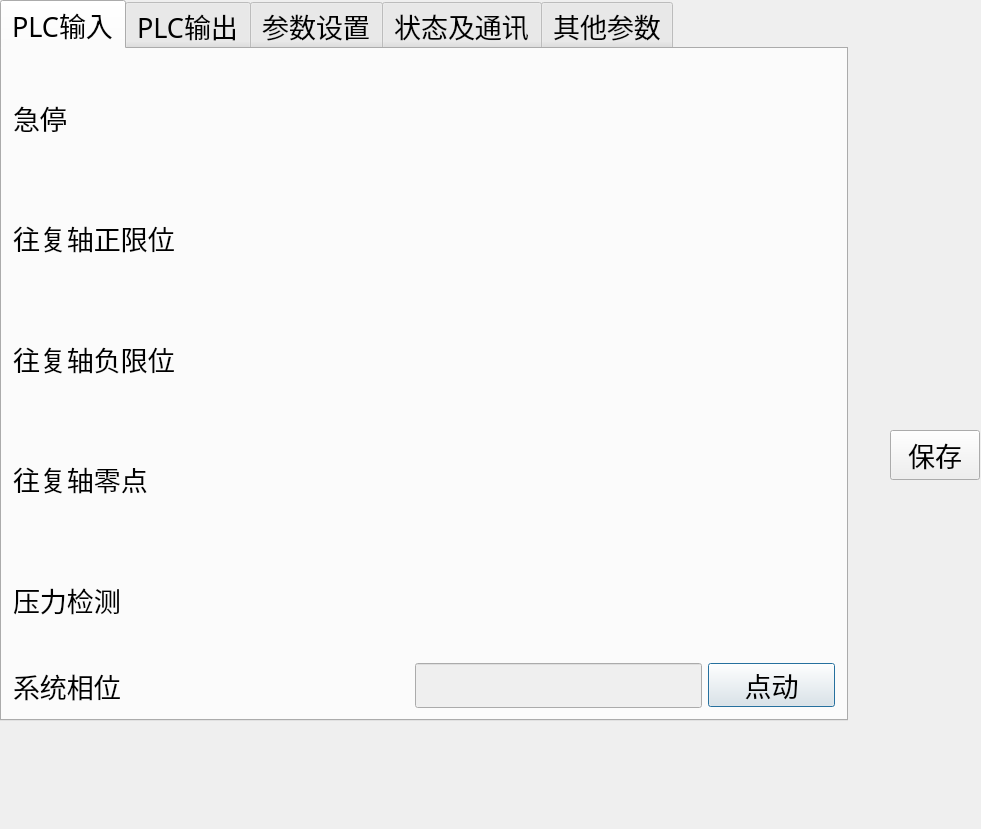
Before: the Qt Designer form PLCControl/QtPLCLibrary/QtPLCDialogClass.ui in DR-Pharm/QPrinter, drawn with Qt 5.
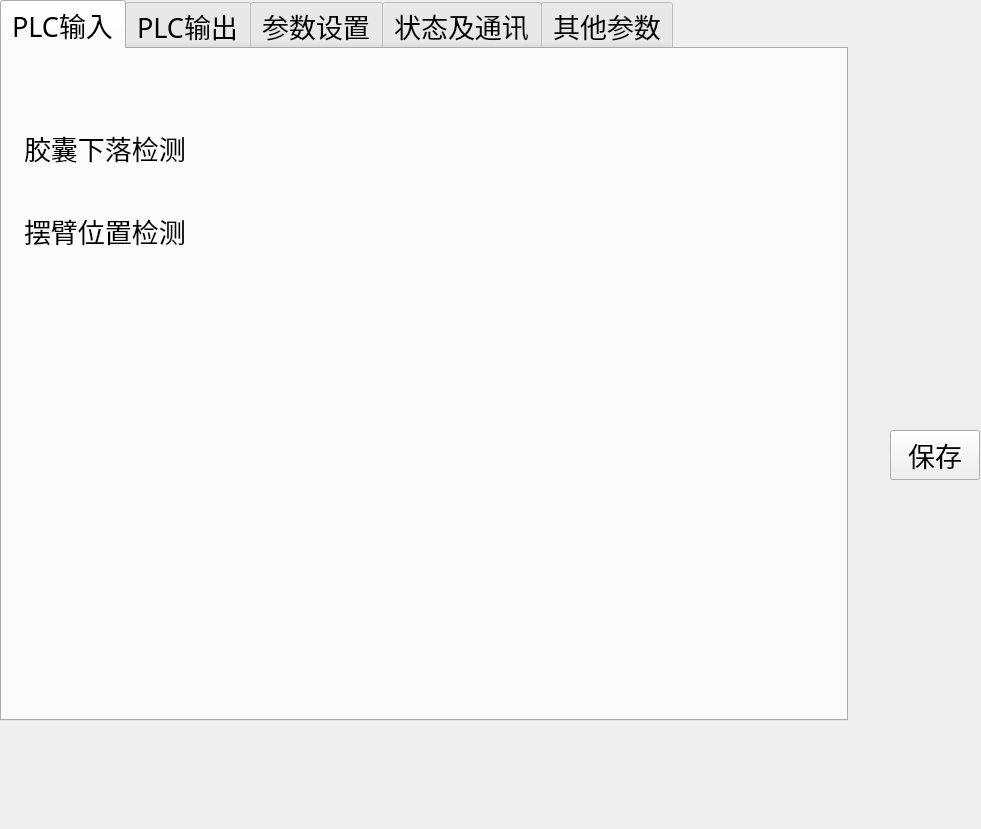
After: the same form once the commit is applied. The open tabs and pages were chosen to show the change. Icons and pictures are not drawn. Custom widgets are drawn as their Qt base class.

Diff of the .ui file:
```diff
--- a/PLCControl/QtPLCLibrary/QtPLCDialogClass.ui
+++ b/PLCControl/QtPLCLibrary/QtPLCDialogClass.ui
@@ -41,220 +41,112 @@
     <attribute name="title">
      <string>PLC输入</string>
     </attribute>
-    <layout class="QVBoxLayout" name="verticalLayout">
-     <item>
-      <layout class="QGridLayout" name="gridLayout_2">
-       <item row="0" column="0">
-        <widget class="QLabel" name="label_40">
-         <property name="text">
-          <string>急停</string>
-         </property>
-        </widget>
-       </item>
-       <item row="0" column="1">
-        <layout class="QHBoxLayout" name="horizontalLayout_2">
-         <item>
-          <widget class="QLabel" name="lb_00">
-           <property name="text">
-            <string/>
-           </property>
-           <property name="pixmap">
-            <pixmap>C:/Users/33741/Desktop/QtConsoleApplication1/QtClassLibrary1/ico/redLed.png</pixmap>
-           </property>
-          </widget>
-         </item>
-         <item>
-          <widget class="QLabel" name="lb_01">
-           <property name="text">
-            <string/>
-           </property>
-           <property name="pixmap">
-            <pixmap>C:/Users/33741/Desktop/QtConsoleApplication1/QtClassLibrary1/ico/redGreen.png</pixmap>
-           </property>
-          </widget>
-         </item>
-        </layout>
-       </item>
-       <item row="1" column="0">
-        <widget class="QLabel" name="label_11">
-         <property name="text">
-          <string>往复轴正限位</string>
-         </property>
-        </widget>
-       </item>
-       <item row="1" column="1">
-        <layout class="QHBoxLayout" name="horizontalLayout_3">
-         <item>
-          <widget class="QLabel" name="lb_11">
-           <property name="text">
-            <string/>
-           </property>
-           <property name="pixmap">
-            <pixmap>C:/Users/33741/Desktop/QtConsoleApplication1/QtClassLibrary1/ico/redGreen.png</pixmap>
-           </property>
-          </widget>
-         </item>
-         <item>
-          <widget class="QLabel" name="lb_10">
-           <property name="text">
-            <string/>
-           </property>
-           <property name="pixmap">
-            <pixmap>C:/Users/33741/Desktop/QtConsoleApplication1/QtClassLibrary1/ico/redLed.png</pixmap>
-           </property>
-          </widget>
-         </item>
-        </layout>
-       </item>
-       <item row="2" column="0">
-        <widget class="QLabel" name="label_41">
-         <property name="text">
-          <string>往复轴负限位</string>
-         </property>
-        </widget>
-       </item>
-       <item row="2" column="1">
-        <layout class="QHBoxLayout" name="horizontalLayout_4">
-         <item>
-          <widget class="QLabel" name="lb_21">
-           <property name="text">
-            <string/>
-           </property>
-           <property name="pixmap">
-            <pixmap>C:/Users/33741/Desktop/QtConsoleApplication1/QtClassLibrary1/ico/redGreen.png</pixmap>
-           </property>
-          </widget>
-         </item>
-         <item>
-          <widget class="QLabel" name="lb_20">
-           <property name="text">
-            <string/>
-           </property>
-           <property name="pixmap">
-            <pixmap>C:/Users/33741/Desktop/QtConsoleApplication1/QtClassLibrary1/ico/redLed.png</pixmap>
-           </property>
-          </widget>
-         </item>
-        </layout>
-       </item>
-       <item row="3" column="0">
-        <widget class="QLabel" name="label_42">
-         <property name="text">
-          <string>往复轴零点</string>
-         </property>
-        </widget>
-       </item>
-       <item row="3" column="1">
-        <layout class="QHBoxLayout" name="horizontalLayout_13">
-         <item>
-          <widget class="QLabel" name="lb_30">
-           <property name="text">
-            <string/>
-           </property>
-           <property name="pixmap">
-            <pixmap>C:/Users/33741/Desktop/QtConsoleApplication1/QtClassLibrary1/ico/redLed.png</pixmap>
-           </property>
-          </widget>
-         </item>
-         <item>
-          <widget class="QLabel" name="lb_31">
-           <property name="text">
-            <string/>
-           </property>
-           <property name="pixmap">
-            <pixmap>C:/Users/33741/Desktop/QtConsoleApplication1/QtClassLibrary1/ico/redGreen.png</pixmap>
-           </property>
-          </widget>
-         </item>
-        </layout>
-       </item>
-       <item row="4" column="0">
-        <widget class="QLabel" name="label_89">
-         <property name="text">
-          <string>压力检测</string>
-         </property>
-        </widget>
-       </item>
-       <item row="4" column="1">
-        <layout class="QHBoxLayout" name="horizontalLayout_14">
-         <item>
-          <widget class="QLabel" name="lb_40">
-           <property name="text">
-            <string/>
-           </property>
-           <property name="pixmap">
-            <pixmap>C:/Users/33741/Desktop/QtConsoleApplication1/QtClassLibrary1/ico/redLed.png</pixmap>
-           </property>
-          </widget>
-         </item>
-         <item>
-          <widget class="QLabel" name="lb_41">
-           <property name="text">
-            <string/>
-           </property>
-           <property name="pixmap">
-            <pixmap>C:/Users/33741/Desktop/QtConsoleApplication1/QtClassLibrary1/ico/redGreen.png</pixmap>
-           </property>
-          </widget>
-         </item>
-        </layout>
-       </item>
-      </layout>
-     </item>
-     <item>
-      <layout class="QHBoxLayout" name="horizontalLayout_11">
-       <item>
-        <widget class="QLabel" name="label">
-         <property name="text">
-          <string>系统相位</string>
-         </property>
-        </widget>
-       </item>
-       <item>
-        <spacer name="horizontalSpacer_2">
-         <property name="orientation">
-          <enum>Qt::Horizontal</enum>
-         </property>
-         <property name="sizeHint" stdset="0">
-          <size>
-           <width>40</width>
-           <height>20</height>
-          </size>
-         </property>
-        </spacer>
-       </item>
-       <item>
-        <widget class="QLineEdit" name="lE_SysPhase">
-         <property name="enabled">
-          <bool>false</bool>
-         </property>
-        </widget>
-       </item>
-       <item>
-        <widget class="QPushButton" name="pb_cmdJog">
-         <property name="minimumSize">
-          <size>
-           <width>127</width>
-           <height>44</height>
-          </size>
-         </property>
-         <property name="maximumSize">
-          <size>
-           <width>127</width>
-           <height>44</height>
-          </size>
-         </property>
-         <property name="text">
-          <string>点动</string>
-         </property>
-         <property name="checkable">
-          <bool>true</bool>
-         </property>
-        </widget>
-       </item>
-      </layout>
-     </item>
-    </layout>
+    <widget class="QLabel" name="label_40">
+     <property name="geometry">
+      <rect>
+       <x>22</x>
+       <y>82</y>
+       <width>210</width>
+       <height>33</height>
+      </rect>
+     </property>
+     <property name="minimumSize">
+      <size>
+       <width>210</width>
+       <height>0</height>
+      </size>
+     </property>
+     <property name="maximumSize">
+      <size>
+       <width>210</width>
+       <height>16777215</height>
+      </size>
+     </property>
+     <property name="text">
+      <string>胶囊下落检测</string>
+     </property>
+    </widget>
+    <widget class="QLabel" name="lb_00">
+     <property name="geometry">
+      <rect>
+       <x>239</x>
+       <y>82</y>
+       <width>32</width>
+       <height>32</height>
+      </rect>
+     </property>
+     <property name="minimumSize">
+      <size>
+       <width>0</width>
+       <height>0</height>
+      </size>
+     </property>
+     <property name="maximumSize">
+      <size>
+       <width>1231231</width>
+       <height>16777215</height>
+      </size>
+     </property>
+     <property name="text">
+      <string/>
+     </property>
+     <property name="pixmap">
+      <pixmap>C:/Users/33741/Desktop/QtConsoleApplication1/QtClassLibrary1/ico/redLed.png</pixmap>
+     </property>
+    </widget>
+    <widget class="QLabel" name="label_11">
+     <property name="geometry">
+      <rect>
+       <x>22</x>
+       <y>165</y>
+       <width>210</width>
+       <height>33</height>
+      </rect>
+     </property>
+     <property name="minimumSize">
+      <size>
+       <width>210</width>
+       <height>0</height>
+      </size>
+     </property>
+     <property name="maximumSize">
+      <size>
+       <width>210</width>
+       <height>16777215</height>
+      </size>
+     </property>
+     <property name="text">
+      <string>摆臂位置检测</string>
+     </property>
+    </widget>
+    <widget class="QLabel" name="lb_10">
+     <property name="geometry">
+      <rect>
+       <x>239</x>
+       <y>165</y>
+       <width>32</width>
+       <height>32</height>
+      </rect>
+     </property>
+     <property name="minimumSize">
+      <size>
+       <width>0</width>
+       <height>0</height>
+      </size>
+     </property>
+     <property name="maximumSize">
+      <size>
+       <width>2323432</width>
+       <height>16777215</height>
+      </size>
+     </property>
+     <property name="text">
+      <string/>
+     </property>
+     <property name="pixmap">
+      <pixmap>C:/Users/33741/Desktop/QtConsoleApplication1/QtClassLibrary1/ico/redLed.png</pixmap>
+     </property>
+    </widget>
    </widget>
    <widget class="QWidget" name="tab_PLC_Control">
     <attribute name="title">
```
Left out of the diff: 2 changed lines with no effect on the pictures.
